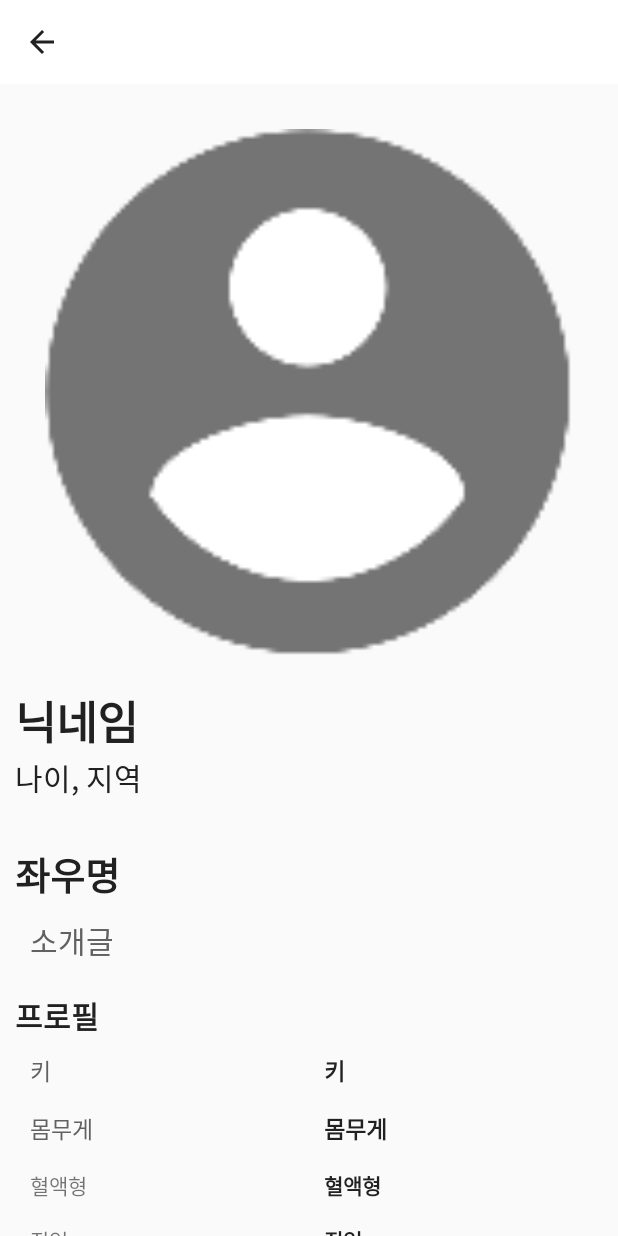
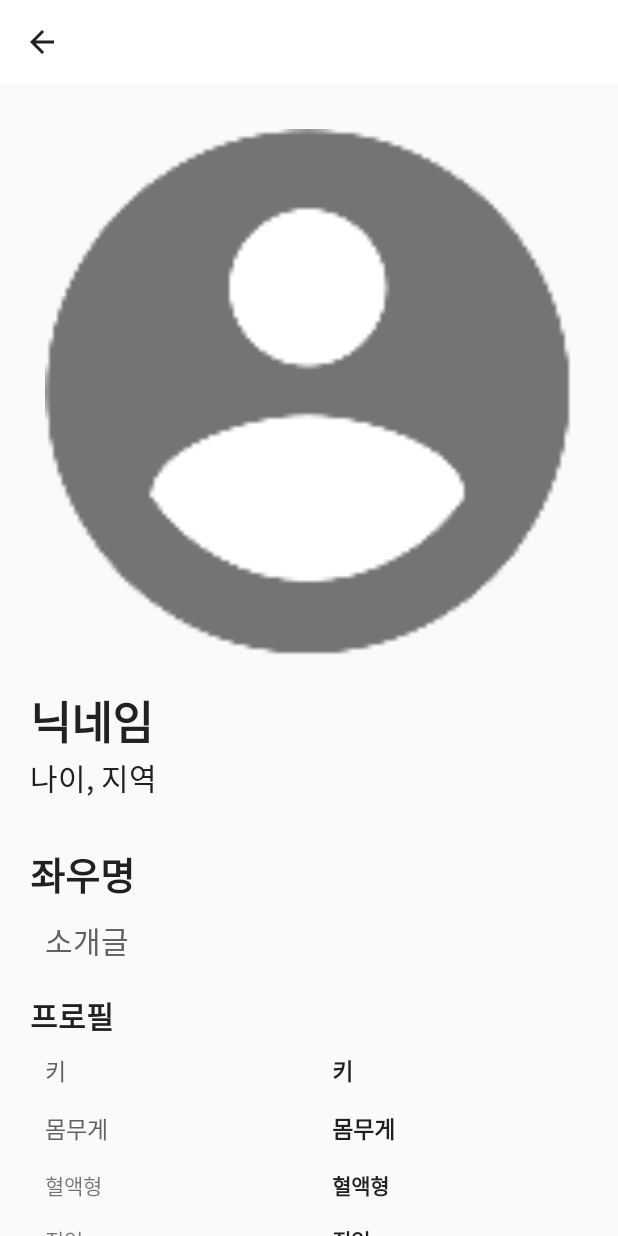
Before and after one commit to sorrylim/ilove, an Android app: the PartnerActivity screen opened directly, with no data from a screen before it, on a phone screen of 412 x 824 dp. Run offline under Robolectric (Android 15) with nearby library versions, the phone set to English and light mode, and no system bars; our stand-ins replace Volley; network calls fail.

Commit message:
2020.07.10
13:46

```diff
--- a/Application/app/src/main/java/com/ilove/ilove/Fragment/ListFragment.kt
+++ b/Application/app/src/main/java/com/ilove/ilove/Fragment/ListFragment.kt
@@ -33,7 +33,7 @@ class ListFragment : Fragment() {
                     var json = array[i] as JSONObject
                     var partner = UserList(json.getString("user_id"), json.getString("user_nickname"),
                     json.getString("user_birthday"), json.getString("user_city"), json.getString("user_recentgps"),
-                    json.getString("user_introduce"), json.getString("user_phone"), json.getString("image"), json.getInt("like"), json.getInt("meet"))
+                    json.getString("user_previewintroduce"), json.getString("user_phone"), json.getString("image"), json.getInt("like"), json.getInt("meet"))
                     userList.add(partner)
                 }
                 partnerListRV.setHasFixedSize(true)
@@ -49,7 +49,7 @@ class ListFragment : Fragment() {
                     var json = array[i] as JSONObject
                     var partner = UserList(json.getString("user_id"), json.getString("user_nickname"),
                         json.getString("user_birthday"), json.getString("user_city"), json.getString("user_recentgps"),
-                        json.getString("user_introduce"), json.getString("user_phone"), json.getString("image"),
+                        json.getString("user_previewintroduce"), json.getString("user_phone"), json.getString("image"),
                         json.getInt("like"), json.getInt("meet"))
                     userList.add(partner)
                 }
--- a/Application/app/src/main/java/com/ilove/ilove/IntroActivity/EditProfileActivity.kt
+++ b/Application/app/src/main/java/com/ilove/ilove/IntroActivity/EditProfileActivity.kt
@@ -509,7 +509,6 @@ class EditProfileActivity : PSAppCompatActivity() {
     fun refreshProfileImage() {
         VolleyService.getProfileImageReq(UserInfo.ID, this, {success->
             var array = success
-            Log.d("test", "${array.length().toString()}")
             profileImageInit()
             setProfileImage(array)
         })
--- a/Application/app/src/main/java/com/ilove/ilove/MainActivity/PartnerActivity.kt
+++ b/Application/app/src/main/java/com/ilove/ilove/MainActivity/PartnerActivity.kt
@@ -5,11 +5,16 @@ import android.os.Bundle
 import com.bumptech.glide.Glide
 import com.bumptech.glide.request.RequestOptions
 import com.ilove.ilove.Class.PSAppCompatActivity
+import com.ilove.ilove.Object.VolleyService
 import com.ilove.ilove.R
 import kotlinx.android.synthetic.main.activity_partner.*
 import kotlinx.android.synthetic.main.item_partner.view.*
+import org.json.JSONObject
 
 class PartnerActivity : PSAppCompatActivity() {
+
+    var profileImageList = ArrayList<String>()
+
     override fun onCreate(savedInstanceState: Bundle?) {
         super.onCreate(savedInstanceState)
         setContentView(R.layout.activity_partner)
@@ -19,8 +24,15 @@ class PartnerActivity : PSAppCompatActivity() {
         var userId = intent.getStringExtra("userId")
 
         image_partnerprofile.setClipToOutline(true)
+        toolbarCenterBinding(toolbar_partner, userNickname, true)
 
-        //Glide.with(this).load(userImage).apply(RequestOptions().centerCrop()).into(image_partnerprofile)
-        toolbarCenterBinding(toolbar_partner, userNickname, true)
+        VolleyService.getProfileImageReq(userId, this, {success->
+            profileImageList.clear()
+            var array = success
+            for(i in 0..array.length()-1) {
+                var json = array[i] as JSONObject
+                profileImageList.add(json.getString("image"))
+            }
+        })
     }
 }
--- a/Application/app/src/main/java/com/ilove/ilove/Object/VolleyService.kt
+++ b/Application/app/src/main/java/com/ilove/ilove/Object/VolleyService.kt
@@ -482,7 +482,6 @@ object VolleyService {
                 success(it)
             },
             Response.ErrorListener {
-
             }) {}
         Volley.newRequestQueue(context).add(request)
     }
--- a/Application/app/src/main/res/layout/activity_partner.xml
+++ b/Application/app/src/main/res/layout/activity_partner.xml
@@ -57,7 +57,7 @@
                 android:id="@+id/text_partnernickname"
                 android:layout_width="wrap_content"
                 android:layout_height="wrap_content"
-        android:layout_marginStart="10dp"
+                android:layout_marginStart="20dp"
                 android:layout_marginTop="20dp"
                 android:text="닉네임"
                 android:textColor="@color/colorMdGrey_900"
@@ -80,13 +80,13 @@
                 android:id="@+id/textView28"
                 android:layout_width="0dp"
                 android:layout_height="wrap_content"
-        android:layout_marginStart="10dp"
+                android:layout_marginStart="20dp"
                 android:layout_marginTop="30dp"
-        android:layout_marginEnd="10dp"
+                android:layout_marginEnd="20dp"
                 android:text="좌우명"
+                android:textColor="@color/colorMdGrey_900"
                 android:textSize="25dp"
                 android:textStyle="bold"
-        android:textColor="@color/colorMdGrey_900"
                 app:layout_constraintEnd_toEndOf="parent"
                 app:layout_constraintStart_toStartOf="parent"
                 app:layout_constraintTop_toBottomOf="@+id/text_partnerage" />
@@ -109,17 +109,17 @@
                 android:id="@+id/textView30"
                 android:layout_width="wrap_content"
                 android:layout_height="wrap_content"
-        android:layout_marginStart="10dp"
+                android:layout_marginStart="20dp"
                 android:layout_marginTop="20dp"
                 android:text="프로필"
+                android:textColor="@color/colorMdGrey_900"
                 android:textSize="20dp"
-        android:textColor="@color/colorMdGrey_900"
                 android:textStyle="bold"
                 app:layout_constraintStart_toStartOf="parent"
                 app:layout_constraintTop_toBottomOf="@+id/text_partnerintroduce" />
 
     <TextView
-        android:id="@+id/textView32"
+        android:id="@+id/text_partnerheight1"
         android:layout_width="wrap_content"
         android:layout_height="wrap_content"
         android:layout_marginStart="10dp"
@@ -138,13 +138,13 @@
         android:textSize="15dp"
         android:textColor="@color/colorMdGrey_900"
         android:textStyle="bold"
-        app:layout_constraintBottom_toBottomOf="@+id/textView32"
+        app:layout_constraintBottom_toBottomOf="@+id/text_partnerheight1"
         app:layout_constraintEnd_toEndOf="parent"
-        app:layout_constraintStart_toEndOf="@+id/textView32"
-        app:layout_constraintTop_toTopOf="@+id/textView32" />
+        app:layout_constraintStart_toEndOf="@+id/text_partnerheight1"
+        app:layout_constraintTop_toTopOf="@+id/text_partnerheight1" />
 
     <TextView
-        android:id="@+id/textView33"
+        android:id="@+id/text_partnerweight1"
         android:layout_width="wrap_content"
         android:layout_height="wrap_content"
         android:layout_marginStart="10dp"
@@ -153,7 +153,7 @@
         android:textColor="@color/colorMdGrey_700"
         android:textSize="15dp"
         app:layout_constraintStart_toStartOf="@+id/textView30"
-        app:layout_constraintTop_toBottomOf="@+id/textView32" />
+        app:layout_constraintTop_toBottomOf="@+id/text_partnerheight1" />
 
     <TextView
         android:id="@+id/text_partnerweight"
@@ -163,10 +163,10 @@
         android:textSize="15dp"
         android:textColor="@color/colorMdGrey_900"
         android:textStyle="bold"
-        app:layout_constraintBottom_toBottomOf="@+id/textView33"
+        app:layout_constraintBottom_toBottomOf="@+id/text_partnerweight1"
         app:layout_constraintEnd_toEndOf="parent"
-        app:layout_constraintStart_toEndOf="@+id/textView33"
-        app:layout_constraintTop_toTopOf="@+id/textView33" />
+        app:layout_constraintStart_toEndOf="@+id/text_partnerweight1"
+        app:layout_constraintTop_toTopOf="@+id/text_partnerweight1" />
 
     <TextView
         android:id="@+id/textView35"
@@ -176,7 +176,7 @@
         android:layout_marginTop="15dp"
         android:text="혈액형"
         app:layout_constraintStart_toStartOf="@+id/textView30"
-        app:layout_constraintTop_toBottomOf="@+id/textView33" />
+        app:layout_constraintTop_toBottomOf="@+id/text_partnerweight1" />
 
     <TextView
         android:id="@+id/text_partnerbloodtype"
--- a/Application/app/src/main/res/layout/fragment_story.xml
+++ b/Application/app/src/main/res/layout/fragment_story.xml
@@ -64,7 +64,7 @@
             android:layout_height="wrap_content"
             android:layout_marginTop="40dp"
             android:src="@drawable/plus_icon"
-            android:visibility="invisible"
+            android:visibility="visible"
             app:layout_constraintEnd_toEndOf="@+id/image_mystoryimage"
             app:layout_constraintStart_toStartOf="@+id/image_mystoryimage"
             app:layout_constraintTop_toTopOf="@+id/image_mystoryimage" />
@@ -77,7 +77,7 @@
             android:gravity="center"
             android:text="최근 스토리가 없습니다."
             android:textSize="10dp"
-            android:visibility="invisible"
+            android:visibility="visible"
             app:layout_constraintBottom_toBottomOf="@+id/image_mystoryimage"
             app:layout_constraintEnd_toEndOf="@+id/image_mystoryimage"
             app:layout_constraintStart_toStartOf="@+id/image_mystoryimage"
```
Also changed, not shown: Application/app/src/main/java/com/ilove/ilove/Fragment/StoryFragment.kt (+7 -7 lines). Lines whose indentation alone changed are shown as unchanged.
